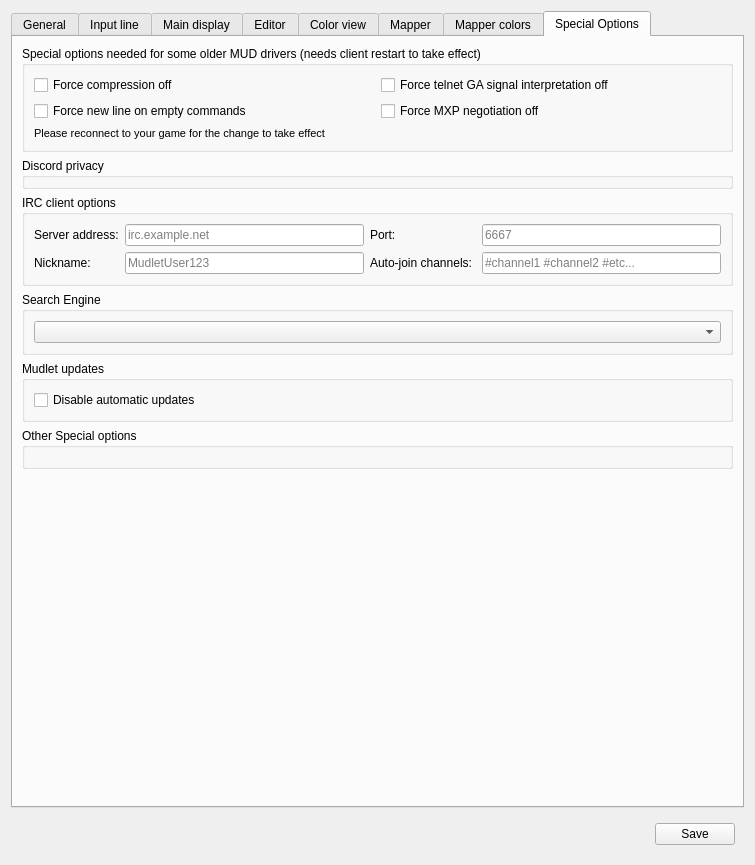
Above: src/ui/profile_preferences.ui from vadi2/Mudlet before the change. Below: the same form after it.
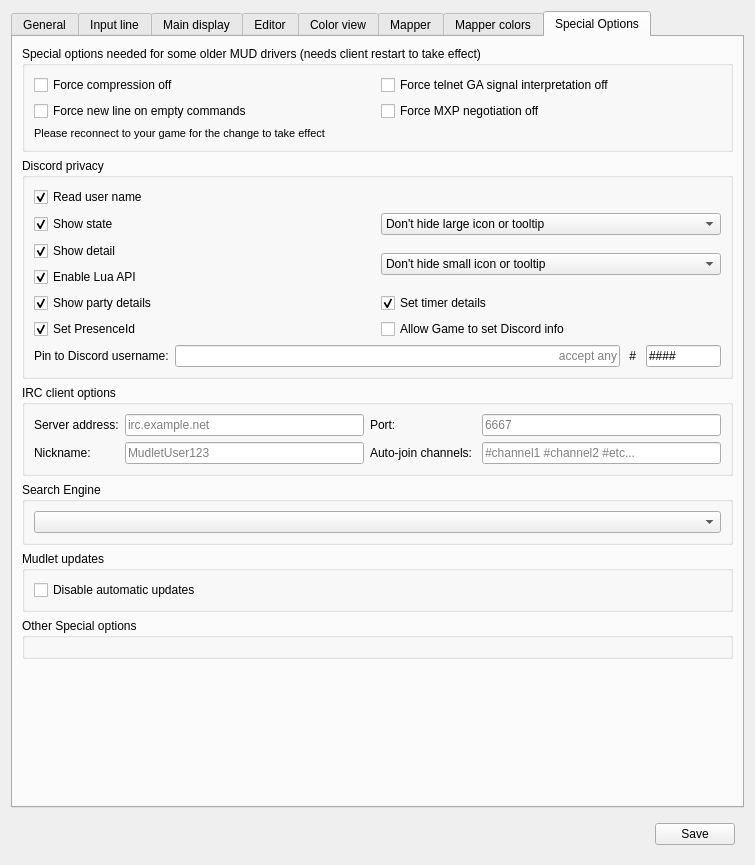
That is the form after the change. Icons and pictures are not drawn. Custom widgets are drawn as their Qt base class.

Commit message:
Remove UI presenceID option
It only makes sense to use with code to actually set the icons a discord server uses - so no use taking up real state with an option that only half-works from the UI

The edit to the form file:
```diff
--- a/src/ui/profile_preferences.ui
+++ b/src/ui/profile_preferences.ui
@@ -2254,95 +2254,12 @@
          <property name="title">
           <string>Discord privacy</string>
          </property>
-         <widget class="QCheckBox" name="checkBox_discordServerAccessToUserName">
-          <property name="geometry">
-           <rect>
-            <x>12</x>
-            <y>32</y>
-            <width>134</width>
-            <height>23</height>
-           </rect>
-          </property>
-          <property name="text">
-           <string>Read user name</string>
-          </property>
-          <property name="checked">
-           <bool>true</bool>
-          </property>
-         </widget>
-         <widget class="QCheckBox" name="checkBox_discordPresenceIsServerSettable">
-          <property name="geometry">
-           <rect>
-            <x>20</x>
-            <y>180</y>
-            <width>126</width>
-            <height>23</height>
-           </rect>
-          </property>
-          <property name="text">
-           <string>Set PresenceId</string>
-          </property>
-          <property name="checked">
-           <bool>true</bool>
-          </property>
-         </widget>
-         <widget class="QCheckBox" name="checkBox_discordServerAccessToState">
-          <property name="geometry">
-           <rect>
-            <x>20</x>
-            <y>60</y>
-            <width>86</width>
-            <height>23</height>
-           </rect>
-          </property>
-          <property name="text">
-           <string>Set state</string>
-          </property>
-          <property name="checked">
-           <bool>true</bool>
-          </property>
-         </widget>
-         <widget class="QCheckBox" name="checkBox_discordLuaAPI">
-          <property name="geometry">
-           <rect>
-            <x>12</x>
-            <y>120</y>
-            <width>126</width>
-            <height>23</height>
-           </rect>
-          </property>
-          <property name="text">
-           <string>Enable Lua API</string>
-          </property>
-          <property name="checked">
-           <bool>true</bool>
-          </property>
-         </widget>
-         <widget class="QCheckBox" name="checkBox_discordServerAccess">
-          <property name="geometry">
-           <rect>
-            <x>386</x>
-            <y>179</y>
-            <width>235</width>
-            <height>23</height>
-           </rect>
-          </property>
-          <property name="text">
-           <string>Allow Game to set Discord info</string>
-          </property>
-         </widget>
+         <layout class="QGridLayout" name="gridLayout_2">
+          <item row="6" column="0" colspan="2">
          <widget class="QWidget" name="widget_discordUser" native="true">
           <property name="enabled">
            <bool>true</bool>
           </property>
-          <property name="geometry">
-           <rect>
-            <x>12</x>
-            <y>208</y>
-            <width>421</width>
-            <height>25</height>
-           </rect>
-          </property>
           <layout class="QHBoxLayout" name="horizontalLayout_7">
            <property name="leftMargin">
             <number>0</number>
@@ -2407,68 +2324,46 @@
            </item>
           </layout>
          </widget>
-         <widget class="QWidget" name="widget_discordPresenceOverride" native="true">
-          <property name="geometry">
-           <rect>
-            <x>12</x>
-            <y>239</y>
-            <width>283</width>
-            <height>25</height>
-           </rect>
-          </property>
-          <layout class="QHBoxLayout" name="horizontalLayout_4">
-           <property name="leftMargin">
-            <number>0</number>
-           </property>
-           <property name="topMargin">
-            <number>0</number>
-           </property>
-           <property name="rightMargin">
-            <number>0</number>
-           </property>
-           <property name="bottomMargin">
-            <number>0</number>
-           </property>
-           <item>
-            <widget class="QLabel" name="label_discordPresenceOverride">
+          </item>
+          <item row="2" column="0">
+           <widget class="QCheckBox" name="checkBox_discordServerAccessToDetail">
+            <property name="text">
+             <string>Show detail</string>
+            </property>
+            <property name="checked">
+             <bool>true</bool>
+            </property>
+           </widget>
+          </item>
+          <item row="5" column="1">
+           <widget class="QCheckBox" name="checkBox_discordServerAccess">
+            <property name="text">
+             <string>Allow Game to set Discord info</string>
+            </property>
+           </widget>
+          </item>
+          <item row="4" column="1">
+           <widget class="QCheckBox" name="checkBox_discordServerAccessToTimerInfo">
              <property name="text">
-              <string>&lt;html&gt;&lt;head/&gt;&lt;body&gt;&lt;p&gt;&lt;i&gt;PresenceId&lt;/i&gt; override:&lt;/p&gt;&lt;/body&gt;&lt;/html&gt;</string>
-             </property>
-             <property name="buddy">
-              <cstring>lineEdit_presenceIdOverride</cstring>
+             <string>Set timer details</string>
+            </property>
+            <property name="checked">
+             <bool>true</bool>
              </property>
             </widget>
            </item>
-           <item>
-            <widget class="QLineEdit" name="lineEdit_presenceIdOverride">
-             <property name="inputMethodHints">
-              <set>Qt::ImhNoPredictiveText|Qt::ImhPreferNumbers</set>
-             </property>
-             <property name="maxLength">
-              <number>20</number>
-             </property>
-             <property name="alignment">
-              <set>Qt::AlignLeading|Qt::AlignLeft|Qt::AlignVCenter</set>
-             </property>
-             <property name="placeholderText">
-              <string>use Mudlet's default</string>
-             </property>
-             <property name="clearButtonEnabled">
+          <item row="3" column="0">
+           <widget class="QCheckBox" name="checkBox_discordLuaAPI">
+            <property name="text">
+             <string>Enable Lua API</string>
+            </property>
+            <property name="checked">
               <bool>true</bool>
              </property>
             </widget>
            </item>
-          </layout>
-         </widget>
+          <item row="2" column="1" rowspan="2">
          <widget class="QComboBox" name="comboBox_discordSmallIconPrivacy">
-          <property name="geometry">
-           <rect>
-            <x>400</x>
-            <y>110</y>
-            <width>240</width>
-            <height>25</height>
-           </rect>
-          </property>
           <item>
            <property name="text">
             <string>Don't hide small icon or tooltip</string>
@@ -2485,63 +2380,29 @@
            </property>
           </item>
          </widget>
-         <widget class="QCheckBox" name="checkBox_discordServerAccessToDetail">
-          <property name="geometry">
-           <rect>
-            <x>12</x>
-            <y>90</y>
-            <width>90</width>
-            <height>23</height>
-           </rect>
-          </property>
+          </item>
+          <item row="5" column="0">
+           <widget class="QCheckBox" name="checkBox_discordPresenceIsServerSettable">
           <property name="text">
-           <string>Set detail</string>
+             <string>Set PresenceId</string>
           </property>
           <property name="checked">
            <bool>true</bool>
           </property>
          </widget>
+          </item>
+          <item row="4" column="0">
          <widget class="QCheckBox" name="checkBox_discordServerAccessToPartyInfo">
-          <property name="geometry">
-           <rect>
-            <x>12</x>
-            <y>150</y>
-            <width>136</width>
-            <height>23</height>
-           </rect>
-          </property>
           <property name="text">
-           <string>Set party details</string>
+             <string>Show party details</string>
           </property>
           <property name="checked">
            <bool>true</bool>
           </property>
          </widget>
-         <widget class="QCheckBox" name="checkBox_discordServerAccessToTimerInfo">
-          <property name="geometry">
-           <rect>
-            <x>380</x>
-            <y>150</y>
-            <width>137</width>
-            <height>23</height>
-           </rect>
-          </property>
-          <property name="text">
-           <string>Set timer details</string>
-          </property>
-          <property name="checked">
-           <bool>true</bool>
-          </property>
-         </widget>
+          </item>
+          <item row="1" column="1">
          <widget class="QComboBox" name="comboBox_discordLargeIconPrivacy">
-          <property name="geometry">
-           <rect>
-            <x>390</x>
-            <y>60</y>
-            <width>240</width>
-            <height>25</height>
-           </rect>
-          </property>
           <item>
            <property name="text">
             <string>Don't hide large icon or tooltip</string>
@@ -2558,6 +2419,28 @@
            </property>
           </item>
          </widget>
+          </item>
+          <item row="0" column="0">
+           <widget class="QCheckBox" name="checkBox_discordServerAccessToUserName">
+            <property name="text">
+             <string>Read user name</string>
+            </property>
+            <property name="checked">
+             <bool>true</bool>
+            </property>
+           </widget>
+          </item>
+          <item row="1" column="0">
+           <widget class="QCheckBox" name="checkBox_discordServerAccessToState">
+            <property name="text">
+             <string>Show state</string>
+            </property>
+            <property name="checked">
+             <bool>true</bool>
+            </property>
+           </widget>
+          </item>
+         </layout>
         </widget>
        </item>
        <item>
```
Lines whose indentation alone changed are shown as unchanged. The commit also changes 1 other file.
